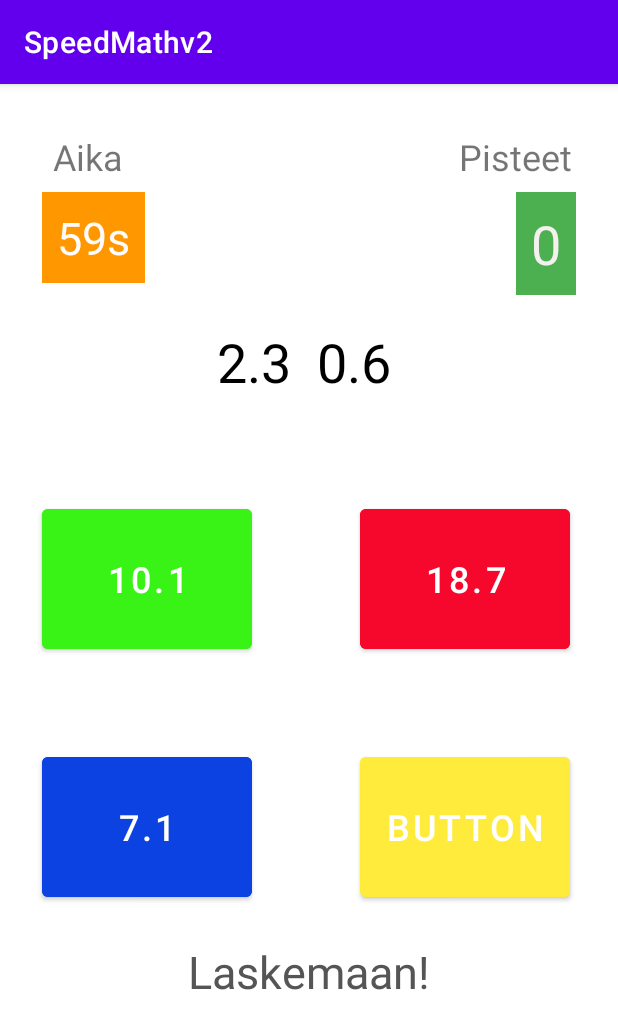
After one commit to PeteSippala/Mobiilikehityspro22, an Android app: the HardcoreGameActivity screen opened directly, with no data from a screen before it, on a phone screen of 412 x 824 dp. The commit adds this screen. Shown: the top 1029 px of the screen. Run offline under Robolectric (Android 15) with nearby library versions, the phone set to English and light mode, and no system bars; Roboto replaces fonts that are not available here; 1 statement that could not run was skipped.

Commit message:
hardcore mode aloitettu

```diff
--- a/app/src/main/AndroidManifest.xml
+++ b/app/src/main/AndroidManifest.xml
@@ -15,6 +15,12 @@
         android:supportsRtl="true"
         android:theme="@style/Theme.SpeedMathv2"
         tools:targetApi="31">
+        <activity
+            android:name=".HardcoreGameActivity"
+            android:exported="false" />
+        <activity
+            android:name=".HardcoreActivity"
+            android:exported="false" />
         <activity
             android:name=".MidGameActivity"
             android:exported="false" />
--- /dev/null
+++ b/app/src/main/java/com/example/speedmathv2/HardcoreGameActivity.kt
@@ -0,0 +1,170 @@
+package com.example.speedmathv2
+
+import android.content.Intent
+import androidx.appcompat.app.AppCompatActivity
+import android.os.Bundle
+import android.os.CountDownTimer
+import android.view.LayoutInflater
+import android.view.View
+import android.widget.Button
+import android.widget.TextView
+import androidx.appcompat.app.AlertDialog
+import kotlin.random.Random
+import kotlin.math.round
+
+class HardcoreGameActivity : AppCompatActivity() {
+
+    var AikaTextView :TextView? = null
+    var QuestionTextText :TextView? = null
+    var PisteTextView :TextView? = null
+    var AlertTextView :TextView? = null
+    var lopputulosTextView :TextView? = null
+    var button0 :Button? = null
+    var button1 :Button? = null
+    var button2 :Button? = null
+    var button3 :Button? = null
+    var countDownTimer :CountDownTimer? = null
+    var random :Random = Random
+    var a = 0.0
+    var b = 0.0
+    var indexOfCorrectAnswer = 0
+    var answers = ArrayList<Double>()
+    var points = 0
+    var totalQuestions = 0
+    var cals = ""
+    override fun onCreate(savedInstanceState: Bundle?) {
+        super.onCreate(savedInstanceState)
+        setContentView(R.layout.activity_hardcore_game)
+        val calInt = intent.getStringExtra("cals")
+        cals = calInt!!
+        AikaTextView = findViewById(R.id.AikaTextView)
+        QuestionTextText = findViewById(R.id.QuestionTextText)
+        PisteTextView = findViewById(R.id.PisteTextView)
+        AlertTextView = findViewById(R.id.AlertTextView)
+
+        button0 = findViewById(R.id.button0)
+        button1 = findViewById(R.id.button1)
+        button2 = findViewById(R.id.button2)
+        button3 = findViewById(R.id.button3)
+
+        start()
+
+
+    }
+
+    fun NextQuestion(cal:String){
+        a = random.nextDouble(50.0)
+        b = random.nextDouble(50.0)
+        val RA: Double = String.format("%.1f",a).toDouble()
+        val RB: Double = String.format("%.1f",b).toDouble()
+        QuestionTextText!!.text="$RA $cal $RB"
+        indexOfCorrectAnswer = random.nextInt(4)
+
+        answers.clear()
+
+        for (i in 0..3){
+            if (indexOfCorrectAnswer == i){
+
+                when(cal){
+                    "+"->{answers.add(a+b)}
+                    "-"->{answers.add(a-b)}
+                    "*"->{answers.add(a*b)}
+                    "÷"->{
+                        try {
+                            answers.add(a/b)
+                        }
+                        catch (e:java.lang.Exception){
+                            e.printStackTrace()
+                        }
+                    }
+
+                }
+            }
+            else{
+                var wrongAnswer = random.nextDouble(20.0)
+                try{
+                    while(
+                        wrongAnswer == a+b
+                        || wrongAnswer == a-b
+                        || wrongAnswer == a*b
+                        || wrongAnswer == a/b
+                    ){
+                        wrongAnswer =random.nextDouble(20.0)
+                    }
+                    val WA: Double = String.format("%.1f",wrongAnswer).toDouble()
+                    answers.add(WA)
+                }
+                catch (e:Exception){
+                    e.printStackTrace()
+                }
+
+            }
+
+
+        }
+
+        try {
+            button0!!.text = "${answers[0]}"
+            button1!!.text = "${answers[1]}"
+            button2!!.text = "${answers[2]}"
+            button3!!.text = "${answers[3]}"
+
+        }
+        catch (e:Exception){
+            e.printStackTrace()
+        }
+    }
+    fun optionselect(view:View?){
+        totalQuestions++
+        if (indexOfCorrectAnswer.toString() == view!!.tag.toString()){
+
+            points++
+            AlertTextView!!.text = "Correct"
+        }
+        else{
+            points--
+            AlertTextView!!.text = "Wrong"
+        }
+        PisteTextView!!.text = "$points"
+        NextQuestion(cals)
+    }
+    fun PlayAgain(view:View?){
+        points = 0
+        totalQuestions = 0
+        PisteTextView!!.text = "$points"
+        countDownTimer!!.start()
+    }
+
+    private fun start() {
+        NextQuestion(cals)
+        countDownTimer = object :CountDownTimer(60000,1000){
+            override fun onTick(p0: Long) {
+                AikaTextView!!.text = (p0 / 1000).toString()+"s"
+            }
+
+            override fun onFinish() {
+                AikaTextView!!.text = "Aika Loppui!"
+                openDilog()
+            }
+        }.start()
+    }
+
+    private fun openDilog() {
+        val inflate = LayoutInflater.from(this)
+        val winDialog = inflate.inflate(R.layout.activity_tulos,null)
+        lopputulosTextView = winDialog.findViewById(R.id.lopputulosTextView)
+        val buttonPlayAgain = winDialog.findViewById<Button>(R.id.ButtonPlayAgain)
+        val buttonBack = winDialog.findViewById<Button>(R.id.ButtonBack)
+        val dialog = AlertDialog.Builder(this)
+        dialog.setCancelable(false)
+        dialog.setView(winDialog)
+        lopputulosTextView!!.text ="$points"
+        buttonPlayAgain.setOnClickListener { PlayAgain(it) }
+        buttonBack.setOnClickListener{ onBackPressedDispatcher.onBackPressed() }
+        val showDialog = dialog.create()
+        showDialog.show()
+        buttonBack.setOnClickListener{
+            val intent = Intent(this, MainActivity::class.java)
+            startActivity(intent)
+        }
+    }}
--- a/app/src/main/java/com/example/speedmathv2/MainActivity.kt
+++ b/app/src/main/java/com/example/speedmathv2/MainActivity.kt
@@ -32,5 +32,11 @@ class MainActivity : AppCompatActivity() {
             startActivity(intent)
             Toast.makeText(this, "Vaikea valittu", Toast.LENGTH_SHORT).show()
         }
+        val hardcorebutton: Button = findViewById(R.id.buHardcore)
+            hardcorebutton.setOnClickListener{
+                val intent = Intent(this, HardcoreActivity::class.java)
+                startActivity(intent)
+                Toast.makeText(this, "Hardcore valittu!", Toast.LENGTH_SHORT).show()
+        }
     }
 }
--- /dev/null
+++ b/app/src/main/res/layout/activity_hardcore_game.xml
@@ -0,0 +1,174 @@
+<?xml version="1.0" encoding="utf-8"?>
+
+<androidx.constraintlayout.widget.ConstraintLayout xmlns:android="http://schemas.android.com/apk/res/android"
+    xmlns:app="http://schemas.android.com/apk/res-auto"
+    xmlns:tools="http://schemas.android.com/tools"
+    android:layout_width="match_parent"
+    android:layout_height="match_parent"
+    tools:context=".HardcoreGameActivity">
+
+    <Button
+        android:id="@+id/button0"
+        android:layout_width="140dp"
+        android:layout_height="105dp"
+        android:layout_marginStart="28dp"
+        android:layout_marginTop="46dp"
+        android:layout_marginBottom="29dp"
+        android:backgroundTint="#39F317"
+        android:onClick="optionselect"
+        android:tag="0"
+        android:text="Button"
+        android:textSize="24sp"
+        app:layout_constraintBottom_toTopOf="@+id/button2"
+        app:layout_constraintStart_toStartOf="parent"
+        app:layout_constraintTop_toBottomOf="@+id/QuestionTextText" />
+
+    <Button
+        android:id="@+id/button1"
+        android:layout_width="140dp"
+        android:layout_height="105dp"
+        android:layout_marginStart="240dp"
+        android:layout_marginTop="46dp"
+        android:layout_marginEnd="31dp"
+        android:layout_marginBottom="29dp"
+        android:backgroundTint="#F6072C"
+        android:onClick="optionselect"
+        android:tag="1"
+        android:text="Button"
+        android:textSize="24sp"
+        app:layout_constraintBottom_toTopOf="@+id/button3"
+        app:layout_constraintEnd_toEndOf="parent"
+        app:layout_constraintHorizontal_bias="0.0"
+        app:layout_constraintStart_toStartOf="parent"
+        app:layout_constraintTop_toBottomOf="@+id/QuestionTextText" />
+
+    <Button
+        android:id="@+id/button2"
+        android:layout_width="140dp"
+        android:layout_height="105dp"
+        android:layout_marginStart="28dp"
+        android:layout_marginTop="29dp"
+        android:layout_marginEnd="72dp"
+        android:layout_marginBottom="218dp"
+        android:backgroundTint="#0B42E1"
+        android:onClick="optionselect"
+        android:tag="2"
+        android:text="Button"
+        android:textSize="24sp"
+        app:layout_constraintBottom_toBottomOf="parent"
+        app:layout_constraintEnd_toStartOf="@+id/button3"
+        app:layout_constraintHorizontal_bias="0.0"
+        app:layout_constraintStart_toStartOf="parent"
+        app:layout_constraintTop_toBottomOf="@id/button0" />
+
+    <Button
+        android:id="@+id/button3"
+        android:layout_width="140dp"
+        android:layout_height="105dp"
+        android:layout_marginStart="240dp"
+        android:layout_marginTop="29dp"
+        android:layout_marginEnd="31dp"
+        android:layout_marginBottom="218dp"
+        android:backgroundTint="#FFEB3B"
+        android:onClick="optionselect"
+        android:tag="3"
+        android:text="Button"
+        android:textSize="24sp"
+        app:layout_constraintBottom_toBottomOf="parent"
+        app:layout_constraintEnd_toEndOf="parent"
+        app:layout_constraintHorizontal_bias="0.0"
+        app:layout_constraintStart_toStartOf="parent"
+        app:layout_constraintTop_toBottomOf="@id/button1"
+
+        />
+
+    <TextView
+        android:id="@+id/PisteTextView"
+        android:layout_width="wrap_content"
+        android:layout_height="wrap_content"
+        android:layout_marginTop="72dp"
+        android:layout_marginEnd="28dp"
+        android:background="#4CAF50"
+        android:padding="10dp"
+        android:text="0"
+        android:textColor="#F4F0F0"
+        android:textSize="36sp"
+        app:layout_constraintEnd_toEndOf="parent"
+        app:layout_constraintTop_toTopOf="parent" />
+
+    <TextView
+        android:id="@+id/QuestionTextText"
+        android:layout_width="wrap_content"
+        android:layout_height="wrap_content"
+        android:padding="20dp"
+        android:text="29 + 12"
+        android:textColor="#000000"
+        android:textSize="36sp"
+        app:layout_constraintBottom_toBottomOf="parent"
+        app:layout_constraintEnd_toEndOf="parent"
+        app:layout_constraintHorizontal_bias="0.486"
+        app:layout_constraintStart_toStartOf="parent"
+        app:layout_constraintTop_toTopOf="parent"
+        app:layout_constraintVertical_bias="0.207" />
+    <TextView
+        android:id="@+id/AikaTextView"
+        android:layout_width="wrap_content"
+        android:layout_height="wrap_content"
+        android:layout_marginStart="28dp"
+        android:layout_marginLeft="28dp"
+        android:layout_marginTop="72dp"
+        android:background="#FF9800"
+        android:padding="10dp"
+        android:text="30s"
+        android:textSize="30sp"
+        android:textColor="#FDFCFC"
+        app:layout_constraintStart_toStartOf="parent"
+        app:layout_constraintTop_toTopOf="parent"
+        />
+    <TextView
+        android:id="@+id/AlertTextView"
+        android:layout_width="wrap_content"
+        android:layout_height="wrap_content"
+        android:layout_marginTop="335dp"
+        android:layout_marginBottom="149dp"
+        android:text="Laskemaan!"
+        android:textColor="#555555"
+        android:textSize="30sp"
+        app:layout_constraintBottom_toBottomOf="parent"
+        app:layout_constraintEnd_toEndOf="parent"
+        app:layout_constraintStart_toStartOf="parent"
+        app:layout_constraintTop_toBottomOf="@id/QuestionTextText"
+        app:layout_constraintHorizontal_bias="0.5"
+        />
+
+    <TextView
+        android:id="@+id/textView7"
+        android:layout_width="wrap_content"
+        android:layout_height="wrap_content"
+        android:layout_marginStart="35dp"
+        android:layout_marginTop="32dp"
+        android:layout_marginEnd="239dp"
+        android:layout_marginBottom="8dp"
+        android:text="Aika"
+        android:textSize="24sp"
+        app:layout_constraintBottom_toTopOf="@+id/AikaTextView"
+        app:layout_constraintEnd_toStartOf="@+id/textView8"
+        app:layout_constraintStart_toStartOf="parent"
+        app:layout_constraintTop_toTopOf="parent" />
+
+    <TextView
+        android:id="@+id/textView8"
+        android:layout_width="wrap_content"
+        android:layout_height="wrap_content"
+        android:layout_marginStart="224dp"
+        android:layout_marginTop="32dp"
+        android:layout_marginBottom="8dp"
+        android:text="Pisteet"
+        android:textSize="24sp"
+        app:layout_constraintBottom_toTopOf="@+id/PisteTextView"
+        app:layout_constraintStart_toEndOf="@+id/textView7"
+        app:layout_constraintTop_toTopOf="parent"
+        app:layout_constraintVertical_bias="0.0" />
+
+
+</androidx.constraintlayout.widget.ConstraintLayout>
```
Also changed, not shown: app/src/main/java/com/example/speedmathv2/HardcoreActivity.kt (added, +56 -0 lines), app/src/main/res/layout/activity_hardcore.xml (added, +80 -0 lines), app/src/main/res/layout/activity_main.xml (+18 -0 lines), app/src/main/res/drawable/giphy.gif (added).
